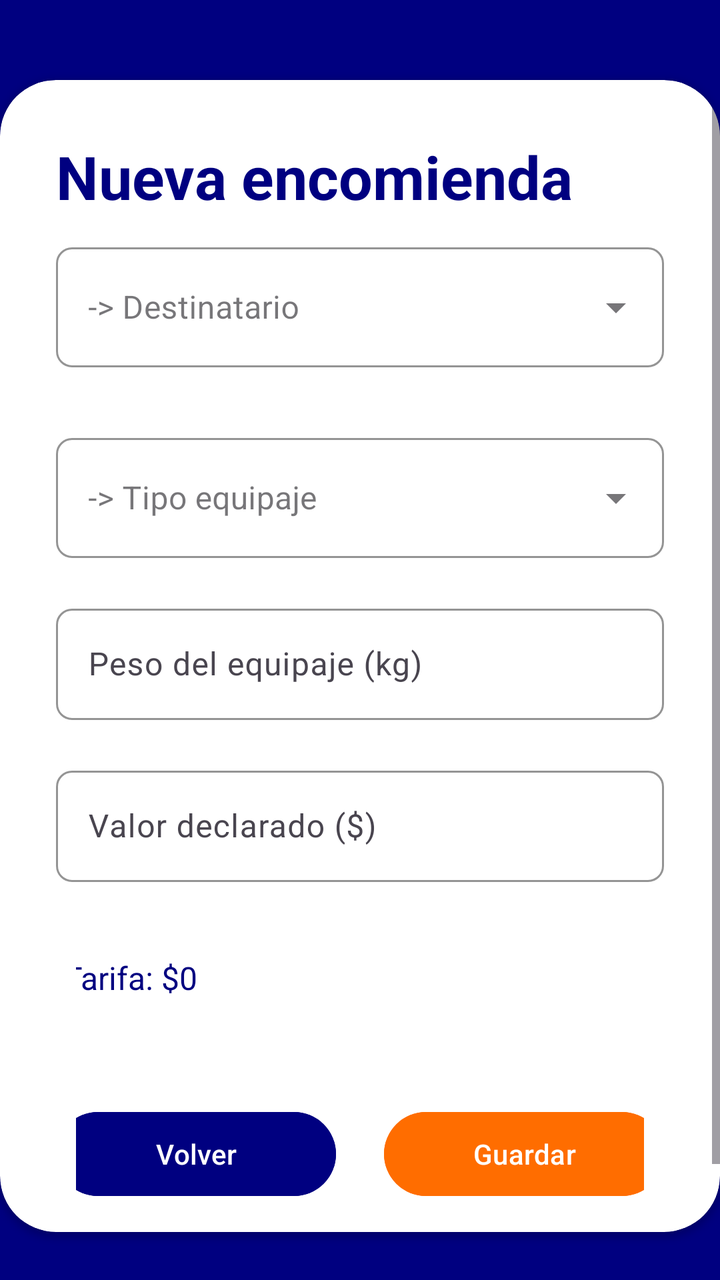
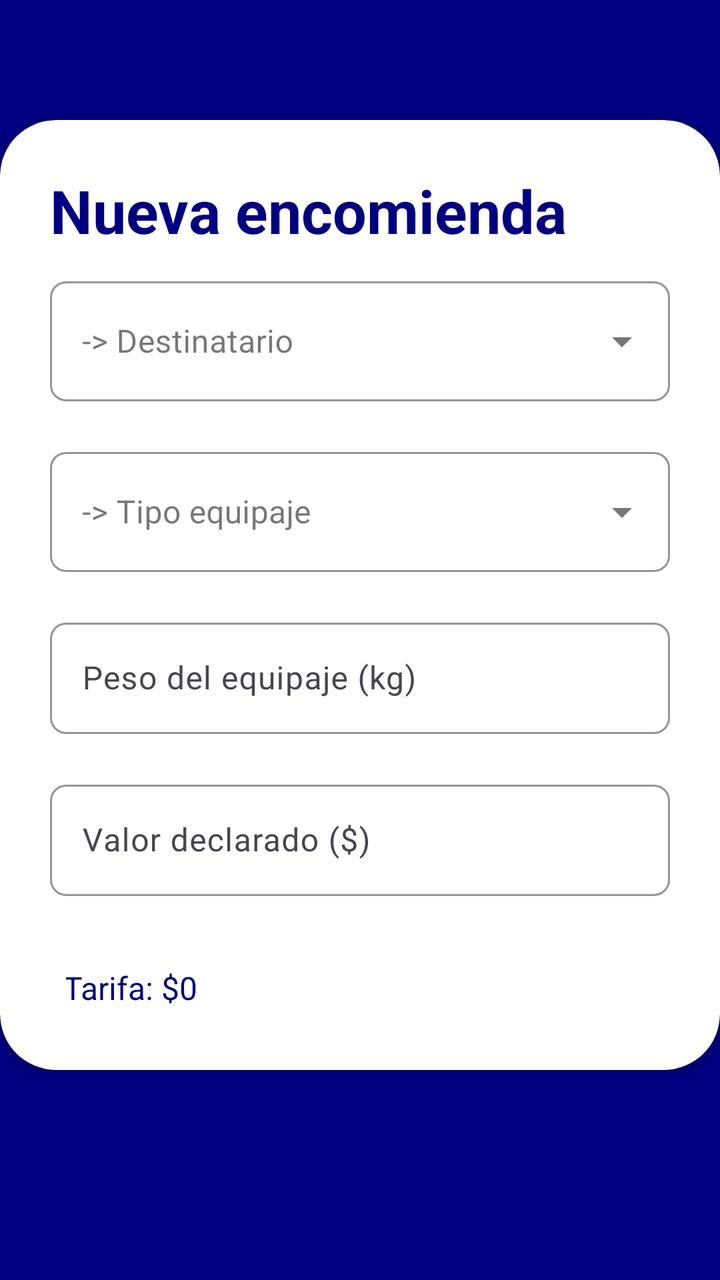

Before-and-after screenshots of an Android layout around one commit, followed by the original layout XML and the change that was made.
<!-- AndroidManifest.xml: application theme Theme.GestionEquipaje -->
<!-- res/layout/activity_agregar_encomienda.xml -->
<?xml version="1.0" encoding="utf-8"?>
<androidx.constraintlayout.widget.ConstraintLayout xmlns:android="http://schemas.android.com/apk/res/android"
    xmlns:app="http://schemas.android.com/apk/res-auto"
    xmlns:tools="http://schemas.android.com/tools"
    android:id="@+id/main"
    android:layout_width="match_parent"
    android:layout_height="match_parent"
    tools:context=".Equipaje.AgregarEquipaje">

    <RelativeLayout
        android:layout_width="match_parent"
        android:layout_height="match_parent"
        android:background="@color/color_primario"
        app:layout_constraintBottom_toBottomOf="parent"
        app:layout_constraintEnd_toEndOf="parent"
        app:layout_constraintStart_toStartOf="parent"
        app:layout_constraintTop_toTopOf="parent">

        <androidx.cardview.widget.CardView
            android:layout_width="match_parent"
            android:layout_height="match_parent"
            android:layout_alignParentStart="true"
            android:layout_alignParentTop="true"
            android:layout_alignParentBottom="true"
            android:layout_marginStart="0dp"
            android:layout_marginTop="40dp"
            android:layout_marginBottom="24dp"
            android:backgroundTint="@color/white"
            app:cardCornerRadius="28dp">

            <ScrollView
                android:layout_width="match_parent"
                android:layout_height="match_parent">

            <LinearLayout
                android:layout_width="match_parent"
                android:layout_height="wrap_content"
                android:orientation="vertical"
                android:padding="28dp">

                <TextView
                    android:id="@+id/txtTituloLogIn"
                    android:layout_width="wrap_content"
                    android:layout_height="wrap_content"
                    android:text="Nueva encomienda"
                    android:textColor="@color/color_primario"
                    android:textSize="30sp"
                    android:textStyle="bold" />

                <View
                    android:id="@+id/view1"
                    android:layout_width="wrap_content"
                    android:layout_height="10dp" />

                <com.google.android.material.textfield.TextInputLayout
                    style="@style/Widget.MaterialComponents.TextInputLayout.OutlinedBox.ExposedDropdownMenu"
                    android:layout_width="match_parent"
                    android:layout_height="wrap_content"
                    android:hint="-> Destinatario"
                    app:boxBackgroundMode="outline"
                    app:boxCornerRadiusBottomEnd="8dp"
                    app:boxCornerRadiusBottomStart="8dp"
                    app:boxCornerRadiusTopEnd="8dp"
                    app:boxCornerRadiusTopStart="8dp"
                    app:boxStrokeColor="@color/color_primario"
                    app:hintTextColor="@color/color_primario">

                    <AutoCompleteTextView
                        android:id="@+id/spnDestinatarioId"
                        android:layout_width="match_parent"
                        android:layout_height="60dp"
                        android:inputType="none" />

                </com.google.android.material.textfield.TextInputLayout>

                <View
                    android:id="@+id/view6"
                    android:layout_width="wrap_content"
                    android:layout_height="30dp" />

                <com.google.android.material.textfield.TextInputLayout
                    style="@style/Widget.MaterialComponents.TextInputLayout.OutlinedBox.ExposedDropdownMenu"
                    android:layout_width="match_parent"
                    android:layout_height="wrap_content"
                    android:hint="-> Tipo equipaje"
                    app:boxBackgroundMode="outline"
                    app:boxCornerRadiusBottomEnd="8dp"
                    app:boxCornerRadiusBottomStart="8dp"
                    app:boxCornerRadiusTopEnd="8dp"
                    app:boxCornerRadiusTopStart="8dp"
                    app:boxStrokeColor="@color/color_primario"
                    app:hintTextColor="@color/color_primario">

                    <AutoCompleteTextView
                        android:id="@+id/spnTipoEquipajeId"
                        android:layout_width="match_parent"
                        android:layout_height="60dp"
                        android:inputType="none" />

                </com.google.android.material.textfield.TextInputLayout>

                <View
                    android:id="@+id/view2"
                    android:layout_width="wrap_content"
                    android:layout_height="20dp" />

                <com.google.android.material.textfield.TextInputLayout
                    android:layout_width="match_parent"
                    android:layout_height="wrap_content"
                    android:hint="Peso del equipaje (kg)"
                    app:boxBackgroundMode="outline"
                    app:boxCornerRadiusBottomEnd="8dp"
                    app:boxCornerRadiusBottomStart="8dp"
                    app:boxCornerRadiusTopEnd="8dp"
                    app:boxCornerRadiusTopStart="8dp"
                    app:boxStrokeColor="@color/color_primario"
                    app:hintTextColor="@color/color_primario">

                    <com.google.android.material.textfield.TextInputEditText
                        android:id="@+id/edPeso"
                        android:layout_width="match_parent"
                        android:layout_height="wrap_content"
                        android:inputType="numberDecimal" />
                </com.google.android.material.textfield.TextInputLayout>

                <View
                    android:id="@+id/view3"
                    android:layout_width="wrap_content"
                    android:layout_height="20dp" />

                <com.google.android.material.textfield.TextInputLayout
                    android:layout_width="match_parent"
                    android:layout_height="wrap_content"
                    android:hint="Valor declarado ($)"
                    app:boxBackgroundMode="outline"
                    app:boxCornerRadiusBottomEnd="8dp"
                    app:boxCornerRadiusBottomStart="8dp"
                    app:boxCornerRadiusTopEnd="8dp"
                    app:boxCornerRadiusTopStart="8dp"
                    app:boxStrokeColor="@color/color_primario"
                    app:hintTextColor="@color/color_primario">

                    <com.google.android.material.textfield.TextInputEditText
                        android:id="@+id/edValorDeclarado"
                        android:layout_width="match_parent"
                        android:layout_height="wrap_content"
                        android:inputType="numberDecimal" />
                </com.google.android.material.textfield.TextInputLayout>

                <View
                    android:id="@+id/view4"
                    android:layout_width="wrap_content"
                    android:layout_height="15dp" />

                <LinearLayout
                    android:layout_width="match_parent"
                    android:layout_height="wrap_content"
                    android:gravity="center"
                    android:orientation="horizontal"
                    android:padding="10dp">

                    <TextView
                        android:id="@+id/tvTarifaCalculada"
                        android:layout_width="297dp"
                        android:layout_height="30dp"
                        android:layout_margin="12dp"
                        android:text="Tarifa: $0"
                        android:textColor="@color/color_primario"
                        android:textSize="16sp" />

                </LinearLayout>

                <LinearLayout
                    android:layout_width="match_parent"
                    android:layout_height="wrap_content"
                    android:gravity="center"
                    android:orientation="horizontal"
                    android:padding="10dp">

                    <Button
                        android:id="@+id/btnVolverMenuEncomienda"
                        android:layout_width="140dp"
                        android:layout_height="50dp"
                        android:layout_margin="12dp"
                        android:backgroundTint="@color/color_primario"
                        android:text="Volver" />

                    <Button
                        android:id="@+id/btnGuardarEncomienda"
                        android:layout_width="140dp"
                        android:layout_height="50dp"
                        android:layout_margin="12dp"
                        android:backgroundTint="#FF6D00"
                        android:text="Guardar" />
                </LinearLayout>

            </LinearLayout>
            </ScrollView>

        </androidx.cardview.widget.CardView>


    </RelativeLayout>
</androidx.constraintlayout.widget.ConstraintLayout>
<!-- resources referenced by this layout -->
<resources>
  <color name="color_primario">#000080</color>
  <color name="white">#FFFFFFFF</color>
  <style name="Theme.GestionEquipaje" parent="Base.Theme.GestionEquipaje" />
  <style name="Base.Theme.GestionEquipaje" parent="Theme.Material3.DayNight.NoActionBar">
          
          <item name="colorPrimary">@color/color_primario</item>
          <item name="colorSecondary">@color/color_secundario</item>
      </style>
  <color name="color_secundario">#D48043</color>
</resources>

<!-- the commit's change to res/layout/activity_agregar_encomienda.xml (unified diff, before → after) -->
@@ -18,183 +18,183 @@
 
         <androidx.cardview.widget.CardView
             android:layout_width="match_parent"
-            android:layout_height="match_parent"
+            android:layout_height="566dp"
             android:layout_alignParentStart="true"
             android:layout_alignParentTop="true"
             android:layout_alignParentBottom="true"
             android:layout_marginStart="0dp"
-            android:layout_marginTop="40dp"
-            android:layout_marginBottom="24dp"
+            android:layout_marginTop="60dp"
+            android:layout_marginBottom="105dp"
             android:backgroundTint="@color/white"
             app:cardCornerRadius="28dp">
 
             <ScrollView
                 android:layout_width="match_parent"
-                android:layout_height="match_parent">
-
-            <LinearLayout
-                android:layout_width="match_parent"
-                android:layout_height="wrap_content"
-                android:orientation="vertical"
-                android:padding="28dp">
-
-                <TextView
-                    android:id="@+id/txtTituloLogIn"
-                    android:layout_width="wrap_content"
-                    android:layout_height="wrap_content"
-                    android:text="Nueva encomienda"
-                    android:textColor="@color/color_primario"
-                    android:textSize="30sp"
-                    android:textStyle="bold" />
-
-                <View
-                    android:id="@+id/view1"
-                    android:layout_width="wrap_content"
-                    android:layout_height="10dp" />
-
-                <com.google.android.material.textfield.TextInputLayout
-                    style="@style/Widget.MaterialComponents.TextInputLayout.OutlinedBox.ExposedDropdownMenu"
-                    android:layout_width="match_parent"
-                    android:layout_height="wrap_content"
-                    android:hint="-> Destinatario"
-                    app:boxBackgroundMode="outline"
-                    app:boxCornerRadiusBottomEnd="8dp"
-                    app:boxCornerRadiusBottomStart="8dp"
-                    app:boxCornerRadiusTopEnd="8dp"
-                    app:boxCornerRadiusTopStart="8dp"
-                    app:boxStrokeColor="@color/color_primario"
-                    app:hintTextColor="@color/color_primario">
-
-                    <AutoCompleteTextView
-                        android:id="@+id/spnDestinatarioId"
-                        android:layout_width="match_parent"
-                        android:layout_height="60dp"
-                        android:inputType="none" />
-
-                </com.google.android.material.textfield.TextInputLayout>
-
-                <View
-                    android:id="@+id/view6"
-                    android:layout_width="wrap_content"
-                    android:layout_height="30dp" />
-
-                <com.google.android.material.textfield.TextInputLayout
-                    style="@style/Widget.MaterialComponents.TextInputLayout.OutlinedBox.ExposedDropdownMenu"
-                    android:layout_width="match_parent"
-                    android:layout_height="wrap_content"
-                    android:hint="-> Tipo equipaje"
-                    app:boxBackgroundMode="outline"
-                    app:boxCornerRadiusBottomEnd="8dp"
-                    app:boxCornerRadiusBottomStart="8dp"
-                    app:boxCornerRadiusTopEnd="8dp"
-                    app:boxCornerRadiusTopStart="8dp"
-                    app:boxStrokeColor="@color/color_primario"
-                    app:hintTextColor="@color/color_primario">
-
-                    <AutoCompleteTextView
-                        android:id="@+id/spnTipoEquipajeId"
-                        android:layout_width="match_parent"
-                        android:layout_height="60dp"
-                        android:inputType="none" />
-
-                </com.google.android.material.textfield.TextInputLayout>
-
-                <View
-                    android:id="@+id/view2"
-                    android:layout_width="wrap_content"
-                    android:layout_height="20dp" />
-
-                <com.google.android.material.textfield.TextInputLayout
-                    android:layout_width="match_parent"
-                    android:layout_height="wrap_content"
-                    android:hint="Peso del equipaje (kg)"
-                    app:boxBackgroundMode="outline"
-                    app:boxCornerRadiusBottomEnd="8dp"
-                    app:boxCornerRadiusBottomStart="8dp"
-                    app:boxCornerRadiusTopEnd="8dp"
-                    app:boxCornerRadiusTopStart="8dp"
-                    app:boxStrokeColor="@color/color_primario"
-                    app:hintTextColor="@color/color_primario">
-
-                    <com.google.android.material.textfield.TextInputEditText
-                        android:id="@+id/edPeso"
-                        android:layout_width="match_parent"
-                        android:layout_height="wrap_content"
-                        android:inputType="numberDecimal" />
-                </com.google.android.material.textfield.TextInputLayout>
-
-                <View
-                    android:id="@+id/view3"
-                    android:layout_width="wrap_content"
-                    android:layout_height="20dp" />
-
-                <com.google.android.material.textfield.TextInputLayout
-                    android:layout_width="match_parent"
-                    android:layout_height="wrap_content"
-                    android:hint="Valor declarado ($)"
-                    app:boxBackgroundMode="outline"
-                    app:boxCornerRadiusBottomEnd="8dp"
-                    app:boxCornerRadiusBottomStart="8dp"
-                    app:boxCornerRadiusTopEnd="8dp"
-                    app:boxCornerRadiusTopStart="8dp"
-                    app:boxStrokeColor="@color/color_primario"
-                    app:hintTextColor="@color/color_primario">
-
-                    <com.google.android.material.textfield.TextInputEditText
-                        android:id="@+id/edValorDeclarado"
-                        android:layout_width="match_parent"
-                        android:layout_height="wrap_content"
-                        android:inputType="numberDecimal" />
-                </com.google.android.material.textfield.TextInputLayout>
-
-                <View
-                    android:id="@+id/view4"
-                    android:layout_width="wrap_content"
-                    android:layout_height="15dp" />
+                android:layout_height="621dp">
 
                 <LinearLayout
                     android:layout_width="match_parent"
                     android:layout_height="wrap_content"
-                    android:gravity="center"
-                    android:orientation="horizontal"
-                    android:padding="10dp">
+                    android:orientation="vertical"
+                    android:padding="25dp">
 
                     <TextView
-                        android:id="@+id/tvTarifaCalculada"
-                        android:layout_width="297dp"
-                        android:layout_height="30dp"
-                        android:layout_margin="12dp"
-                        android:text="Tarifa: $0"
+                        android:id="@+id/txtTituloLogIn"
+                        android:layout_width="wrap_content"
+                        android:layout_height="wrap_content"
+                        android:text="Nueva encomienda"
                         android:textColor="@color/color_primario"
-                        android:textSize="16sp" />
+                        android:textSize="30sp"
+                        android:textStyle="bold" />
+
+                    <View
+                        android:id="@+id/view1"
+                        android:layout_width="wrap_content"
+                        android:layout_height="10dp" />
+
+                    <com.google.android.material.textfield.TextInputLayout
+                        style="@style/Widget.MaterialComponents.TextInputLayout.OutlinedBox.ExposedDropdownMenu"
+                        android:layout_width="match_parent"
+                        android:layout_height="wrap_content"
+                        android:hint="-> Destinatario"
+                        app:boxBackgroundMode="outline"
+                        app:boxCornerRadiusBottomEnd="8dp"
+                        app:boxCornerRadiusBottomStart="8dp"
+                        app:boxCornerRadiusTopEnd="8dp"
+                        app:boxCornerRadiusTopStart="8dp"
+                        app:boxStrokeColor="@color/color_primario"
+                        app:hintTextColor="@color/color_primario">
+
+                        <AutoCompleteTextView
+                            android:id="@+id/spnDestinatarioId"
+                            android:layout_width="match_parent"
+                            android:layout_height="60dp"
+                            android:inputType="none" />
+
+                    </com.google.android.material.textfield.TextInputLayout>
+
+                    <View
+                        android:id="@+id/view6"
+                        android:layout_width="wrap_content"
+                        android:layout_height="20dp" />
+
+                    <com.google.android.material.textfield.TextInputLayout
+                        style="@style/Widget.MaterialComponents.TextInputLayout.OutlinedBox.ExposedDropdownMenu"
+                        android:layout_width="match_parent"
+                        android:layout_height="wrap_content"
+                        android:hint="-> Tipo equipaje"
+                        app:boxBackgroundMode="outline"
+                        app:boxCornerRadiusBottomEnd="8dp"
+                        app:boxCornerRadiusBottomStart="8dp"
+                        app:boxCornerRadiusTopEnd="8dp"
+                        app:boxCornerRadiusTopStart="8dp"
+                        app:boxStrokeColor="@color/color_primario"
+                        app:hintTextColor="@color/color_primario">
+
+                        <AutoCompleteTextView
+                            android:id="@+id/spnTipoEquipajeId"
+                            android:layout_width="match_parent"
+                            android:layout_height="60dp"
+                            android:inputType="none" />
+
+                    </com.google.android.material.textfield.TextInputLayout>
+
+                    <View
+                        android:id="@+id/view2"
+                        android:layout_width="wrap_content"
+                        android:layout_height="20dp" />
+
+                    <com.google.android.material.textfield.TextInputLayout
+                        android:layout_width="match_parent"
+                        android:layout_height="wrap_content"
+                        android:hint="Peso del equipaje (kg)"
+                        app:boxBackgroundMode="outline"
+                        app:boxCornerRadiusBottomEnd="8dp"
+                        app:boxCornerRadiusBottomStart="8dp"
+                        app:boxCornerRadiusTopEnd="8dp"
+                        app:boxCornerRadiusTopStart="8dp"
+                        app:boxStrokeColor="@color/color_primario"
+                        app:hintTextColor="@color/color_primario">
+
+                        <com.google.android.material.textfield.TextInputEditText
+                            android:id="@+id/edPeso"
+                            android:layout_width="match_parent"
+                            android:layout_height="wrap_content"
+                            android:inputType="numberDecimal" />
+                    </com.google.android.material.textfield.TextInputLayout>
+
+                    <View
+                        android:id="@+id/view3"
+                        android:layout_width="wrap_content"
+                        android:layout_height="20dp" />
+
+                    <com.google.android.material.textfield.TextInputLayout
+                        android:layout_width="match_parent"
+                        android:layout_height="wrap_content"
+                        android:hint="Valor declarado ($)"
+                        app:boxBackgroundMode="outline"
+                        app:boxCornerRadiusBottomEnd="8dp"
+                        app:boxCornerRadiusBottomStart="8dp"
+                        app:boxCornerRadiusTopEnd="8dp"
+                        app:boxCornerRadiusTopStart="8dp"
+                        app:boxStrokeColor="@color/color_primario"
+                        app:hintTextColor="@color/color_primario">
+
+                        <com.google.android.material.textfield.TextInputEditText
+                            android:id="@+id/edValorDeclarado"
+                            android:layout_width="match_parent"
+                            android:layout_height="wrap_content"
+                            android:inputType="numberDecimal" />
+                    </com.google.android.material.textfield.TextInputLayout>
+
+                    <View
+                        android:id="@+id/view4"
+                        android:layout_width="wrap_content"
+                        android:layout_height="15dp" />
+
+                    <LinearLayout
+                        android:layout_width="match_parent"
+                        android:layout_height="wrap_content"
+                        android:gravity="center"
+                        android:orientation="horizontal"
+                        android:padding="8dp">
+
+                        <TextView
+                            android:id="@+id/tvTarifaCalculada"
+                            android:layout_width="297dp"
+                            android:layout_height="30dp"
+                            android:layout_margin="12dp"
+                            android:text="Tarifa: $0"
+                            android:textColor="@color/color_primario"
+                            android:textSize="16sp" />
+
+                    </LinearLayout>
+
+                    <LinearLayout
+                        android:layout_width="match_parent"
+                        android:layout_height="wrap_content"
+                        android:gravity="center"
+                        android:orientation="horizontal"
+                        android:padding="0dp">
+
+                        <Button
+                            android:id="@+id/btnVolverMenuEncomienda"
+                            android:layout_width="140dp"
+                            android:layout_height="50dp"
+                            android:layout_margin="12dp"
+                            android:backgroundTint="@color/color_primario"
+                            android:text="Volver" />
+
+                        <Button
+                            android:id="@+id/btnGuardarEncomienda"
+                            android:layout_width="140dp"
+                            android:layout_height="50dp"
+                            android:layout_margin="12dp"
+                            android:backgroundTint="#FF6D00"
+                            android:text="Guardar" />
+                    </LinearLayout>
 
                 </LinearLayout>
-
-                <LinearLayout
-                    android:layout_width="match_parent"
-                    android:layout_height="wrap_content"
-                    android:gravity="center"
-                    android:orientation="horizontal"
-                    android:padding="10dp">
-
-                    <Button
-                        android:id="@+id/btnVolverMenuEncomienda"
-                        android:layout_width="140dp"
-                        android:layout_height="50dp"
-                        android:layout_margin="12dp"
-                        android:backgroundTint="@color/color_primario"
-                        android:text="Volver" />
-
-                    <Button
-                        android:id="@+id/btnGuardarEncomienda"
-                        android:layout_width="140dp"
-                        android:layout_height="50dp"
-                        android:layout_margin="12dp"
-                        android:backgroundTint="#FF6D00"
-                        android:text="Guardar" />
-                </LinearLayout>
-
-            </LinearLayout>
             </ScrollView>
 
         </androidx.cardview.widget.CardView>
